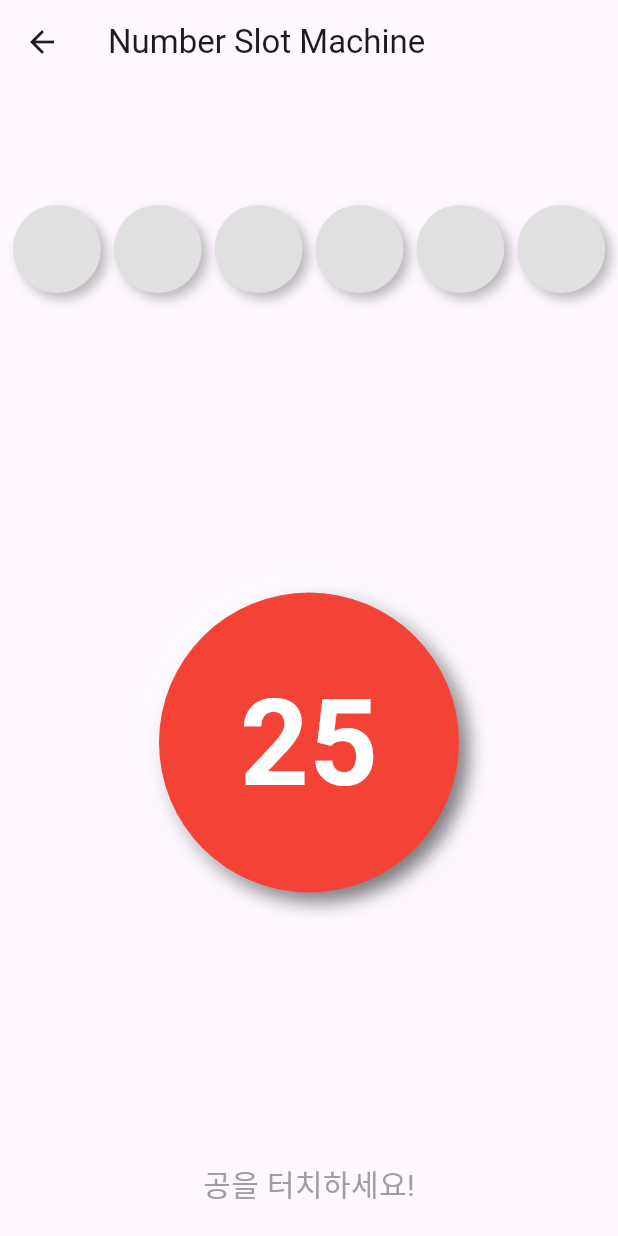
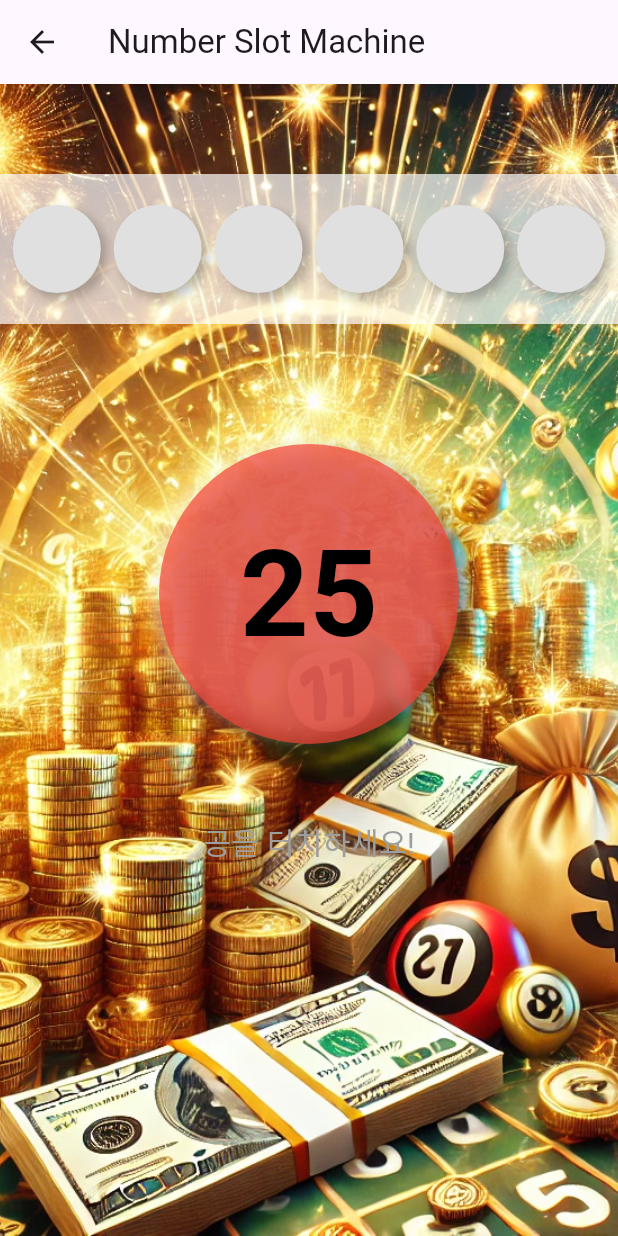
Before and after one commit to runaby/flutter_lets_bet, a Flutter app: the NumberSlotMachineGame screen opened directly, on a phone screen of 412 x 824 dp. Run offline on Flutter 3.47's test engine with Material 3 defaults, Android fonts, the phone set to English and light mode, and no system bars; our stand-ins replace audioplayers.

Commit message:
로또 어느정도 완료. 위치 조정 필요하다

```diff
--- a/lib/number_slot_game.dart
+++ b/lib/number_slot_game.dart
@@ -13,6 +13,7 @@ class _NumberSlotMachineGameState extends State<NumberSlotMachineGame> {
   Timer? timer; // 숫자가 돌아가는 타이머
   Random random = Random();
   String sortedNumbersText = ''; // 정렬된 숫자 텍스트
+  bool isGameActive = true; // 게임이 활성화된 상태
 
   @override
   void initState() {
@@ -29,22 +30,43 @@ class _NumberSlotMachineGameState extends State<NumberSlotMachineGame> {
     });
   }
 
+  // 슬롯머신 멈춤
+  void _stopSpinning() {
+    if (timer != null) {
+      timer!.cancel(); // 타이머 멈추기
+    }
+  }
+
   // 터치 시 숫자 고정 (최대 6개까지)
   void _selectNumber() {
     setState(() {
+      if (isGameActive) {
+        // 게임이 활성화된 상태에서만 숫자 선택
         if (selectedNumbers.length < 6) {
           selectedNumbers.add(displayedNumber); // 숫자 배열에 추가
-      } else {
-        selectedNumbers.clear(); // 숫자가 6개가 넘으면 배열 초기화
-        selectedNumbers.add(displayedNumber); // 새 숫자 추가
-        sortedNumbersText = ''; // 텍스트 초기화
         }
 
-      // 숫자가 6개가 되었을 때 정렬된 상태로 텍스트에 표시
+        // 숫자가 6개가 되었을 때
         if (selectedNumbers.length == 6) {
+          _stopSpinning(); // 랜덤 숫자 멈춤
           List<int> sortedNumbers = List.from(selectedNumbers)..sort();
           sortedNumbersText = '${sortedNumbers.join(', ')}';
+          isGameActive = false; // 게임 비활성화
         }
+      } else {
+        // 게임이 비활성화된 상태에서 터치하면 게임을 초기화
+        _resetGame();
+      }
+    });
+  }
+
+  // 게임 초기화
+  void _resetGame() {
+    setState(() {
+      selectedNumbers.clear(); // 선택된 숫자 배열 초기화
+      sortedNumbersText = ''; // 정렬된 숫자 텍스트 초기화
+      isGameActive = true; // 게임 활성화
+      _startSpinning(); // 다시 숫자 돌아가게 시작
     });
   }
 
@@ -80,15 +102,27 @@ class _NumberSlotMachineGameState extends State<NumberSlotMachineGame> {
       appBar: AppBar(
         title: Text('Number Slot Machine'),
       ),
-      body: GestureDetector(
+      body: Stack(
+        children: [
+          // 배경 이미지 추가
+          Container(
+            decoration: BoxDecoration(
+              image: DecorationImage(
+                image: AssetImage('assets/lottery_jackpot_background.png'), // 배경 이미지 경로
+                fit: BoxFit.cover,
+              ),
+            ),
+          ),
+          GestureDetector(
             onTap: _selectNumber, // 화면 터치 시 숫자를 고정
             child: Column(
               children: [
-            // 상단 고정된 숫자 공간 (최대 6개) - 아래로 배치
+                // 상단 고정된 숫자 공간 (최대 6개) - 반투명
                 SizedBox(height: 60),
                 Container(
                   padding: EdgeInsets.symmetric(vertical: 20),
                   height: 100, // 상단 고정 높이
+                  color: Colors.white.withOpacity(0.7), // 반투명 효과
                   child: Row(
                     mainAxisAlignment: MainAxisAlignment.spaceEvenly, // 숫자가 화면 가로에 맞게 배치
                     children: List.generate(6, (index) {
@@ -110,7 +144,7 @@ class _NumberSlotMachineGameState extends State<NumberSlotMachineGame> {
                         child: index < selectedNumbers.length
                             ? Text(
                                 '${selectedNumbers[index]}',
-                            style: TextStyle(fontSize: 24, fontWeight: FontWeight.bold, color: Colors.white),
+                                style: TextStyle(fontSize: 24, fontWeight: FontWeight.bold, color: Colors.black),
                               )
                             : Text(
                                 '', // 빈 칸
@@ -121,25 +155,31 @@ class _NumberSlotMachineGameState extends State<NumberSlotMachineGame> {
                   ),
                 ),
 
-            // 정렬된 숫자 텍스트 표시 (숫자가 6개일 때만)
+                // 정렬된 숫자 텍스트 표시 (숫자가 6개일 때만) - 검정색 배경
                 if (sortedNumbersText.isNotEmpty)
                   Padding(
                     padding: const EdgeInsets.symmetric(vertical: 20),
+                    child: Container(
+                      padding: EdgeInsets.all(10),
+                      decoration: BoxDecoration(
+                        color: Colors.black.withOpacity(0.7), // 검정색 배경
+                        borderRadius: BorderRadius.circular(10),
+                      ),
                       child: Text(
                         sortedNumbersText,
-                  style: TextStyle(fontSize: 20, fontWeight: FontWeight.bold, color: Colors.black),
+                        style: TextStyle(fontSize: 20, fontWeight: FontWeight.bold, color: Colors.white),
+                      ),
                     ),
                   ),
 
-            Spacer(), // 빈 공간을 추가해 아래로 내림
-
-            // 숫자 슬롯머신 (동그라미 모양) - 입체감 추가
+                // 고정된 공 위치 (Spacer 대신 SizedBox 사용) - 반투명
+                SizedBox(height: 80), // 공과 정렬 텍스트 사이의 고정된 공간
                 Container(
                   width: 200,
                   height: 200,
                   alignment: Alignment.center,
                   decoration: BoxDecoration(
-                color: _getBallColor(displayedNumber), // 번호에 맞는 색상 적용
+                    color: _getBallColor(displayedNumber).withOpacity(0.7), // 반투명 효과 추가
                     shape: BoxShape.circle, // 동그라미 모양
                     boxShadow: [
                       BoxShadow(
@@ -157,26 +197,28 @@ class _NumberSlotMachineGameState extends State<NumberSlotMachineGame> {
                   child: Text(
                     '$displayedNumber',
                     style: TextStyle(
-                  color: Colors.white,
+                      color: Colors.black, // 검정색 숫자
                       fontSize: 80,
                       fontWeight: FontWeight.bold,
                     ),
                   ),
                 ),
 
-            Spacer(), // 빈 공간을 추가해 아래로 내림
+                SizedBox(height: 50), // 공과 하단 사이 고정된 공간
 
                 // 하단에 터치 안내
                 Padding(
                   padding: const EdgeInsets.only(bottom: 20.0),
                   child: Text(
-                '공을 터치하세요!',
+                    isGameActive ? '공을 터치하세요!' : '다시 터치하여 재시작하세요!',
                     style: TextStyle(fontSize: 20, color: Colors.grey),
                   ),
                 ),
               ],
             ),
           ),
+        ],
+      ),
     );
   }
 }
--- a/pubspec.yaml
+++ b/pubspec.yaml
@@ -65,6 +65,7 @@ flutter:
     - assets/stick_game_lose_background.png
     - assets/arrow_game_background.png
     - assets/number_box_background_image.png
+    - assets/lottery_jackpot_background.png
 
 
     - assets/sounds/stick_sound.mp3
```
Also changed, not shown: assets/lottery_jackpot_background.png (added). Lines whose indentation alone changed are shown as unchanged.
